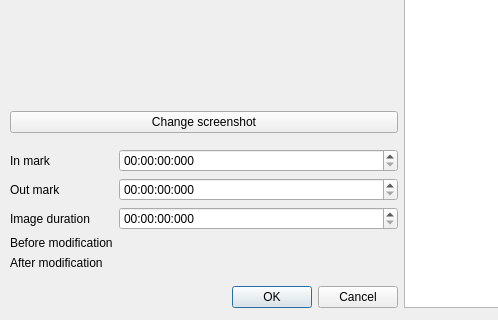
The window that src/advancedsettingswindow.ui (cinemaouvert/OPP) describes before a commit, drawn with Qt 5; both pictures show x 0 to 498 and y 193 to 513 of the 804 by 513 pixel window.
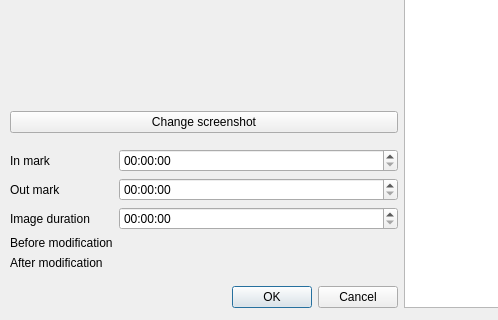
The same window after the commit.

Commit message: Kicked ms from advanced settings

The edit to the form file:
```diff
--- a/src/advancedsettingswindow.ui
+++ b/src/advancedsettingswindow.ui
@@ -81,9 +81,6 @@
           <property name="enabled">
            <bool>true</bool>
           </property>
-          <property name="displayFormat">
-           <string>HH:mm:ss:zzz</string>
-          </property>
           <property name="time">
            <time>
             <hour>0</hour>
@@ -91,6 +88,9 @@
             <second>0</second>
            </time>
           </property>
+          <property name="displayFormat">
+           <string>HH:mm:ss</string>
+          </property>
          </widget>
         </item>
         <item row="1" column="0">
@@ -109,7 +109,7 @@
            <bool>true</bool>
           </property>
           <property name="displayFormat">
-           <string>HH:mm:ss:zzz</string>
+           <string>HH:mm:ss</string>
           </property>
          </widget>
         </item>
@@ -123,7 +123,7 @@
         <item row="2" column="1">
          <widget class="QTimeEdit" name="imageDurationTimeEdit">
           <property name="displayFormat">
-           <string>HH:mm:ss:zzz</string>
+           <string>HH:mm:ss</string>
           </property>
          </widget>
         </item>
```
The commit also changes 2 other files.
